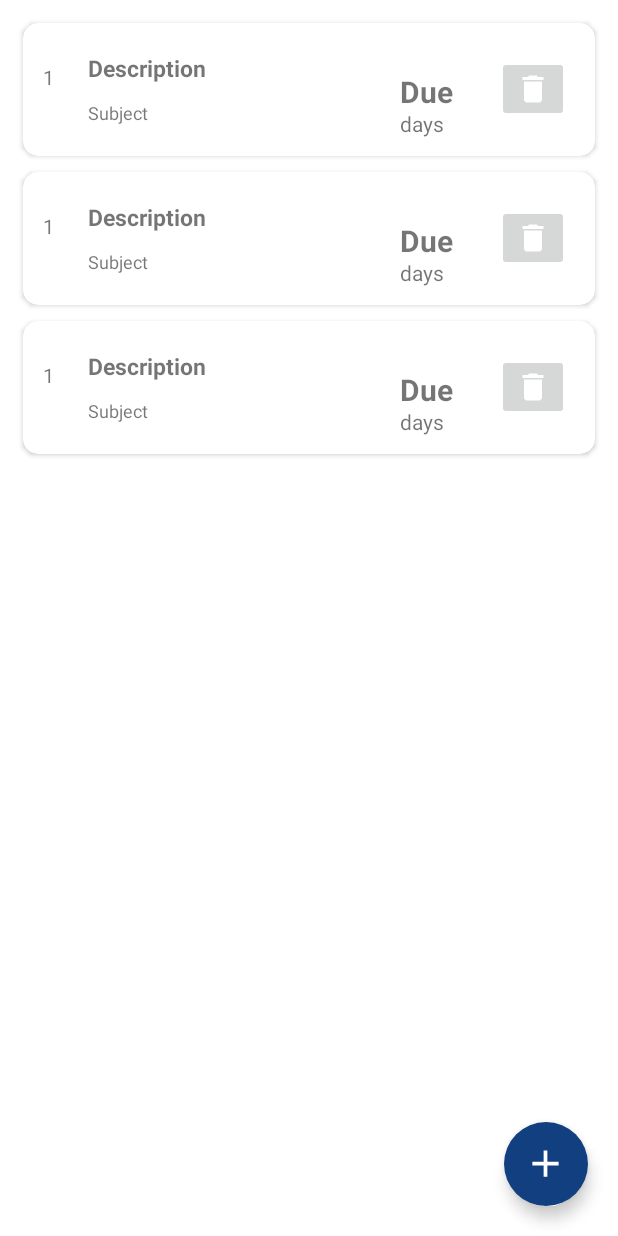
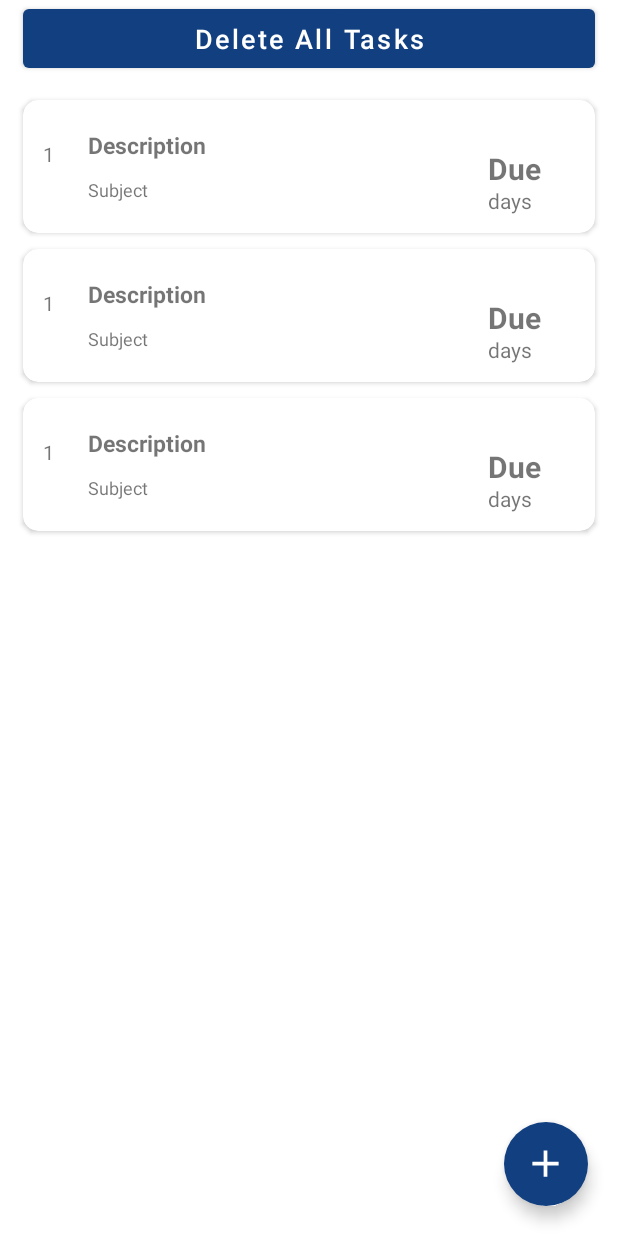
Before and after one commit to m4rkl1n/StudyReminder, an Android app: the layout fragment_tasks.xml on its own in the app's theme, with its tools: preview values and no code run, on a phone screen of 412 x 824 dp. Run offline under Robolectric (Android 15) with nearby library versions, the phone set to English and light mode, and no system bars.

Commit message:
added a delete all task button.

```diff
--- a/app/src/main/java/com/example/studyreminder/AddActivity.java
+++ b/app/src/main/java/com/example/studyreminder/AddActivity.java
@@ -35,6 +35,7 @@ public class AddActivity extends AppCompatActivity {
             myDB.addTask(spinnerText.trim(),
                     descEntry.getText().toString().trim(),
                     Integer.valueOf(dateEntry.getText().toString().trim()));
+            finish();
         });
     }
 }
--- a/app/src/main/java/com/example/studyreminder/MyDatabase.java
+++ b/app/src/main/java/com/example/studyreminder/MyDatabase.java
@@ -138,4 +138,9 @@ public class MyDatabase extends SQLiteOpenHelper {
             Toast.makeText(context, "Successfully Deleted.", Toast.LENGTH_SHORT).show();
         }
     }
+
+    void deleteAllData(){
+        SQLiteDatabase db = this.getWritableDatabase();
+        db.execSQL("DELETE FROM " + TABLE_NAME);
+    }
 }
--- a/app/src/main/java/com/example/studyreminder/UpdateActivity.java
+++ b/app/src/main/java/com/example/studyreminder/UpdateActivity.java
@@ -48,6 +48,7 @@ public class UpdateActivity extends AppCompatActivity {
                 dueDate =dateEntry2.getText().toString().trim();
                 subject = subjectEntry2.getText().toString().trim();
                 myDB.updateData(id, subject, description, dueDate);
+                finish();
 
             }
         });
@@ -81,6 +82,11 @@ public class UpdateActivity extends AppCompatActivity {
         }
     }
 
+    @Override
+    public void onBackPressed() {
+        super.onBackPressed();
+    }
+
     void confirmDialog(){
         AlertDialog.Builder builder = new AlertDialog.Builder(this);
         builder.setTitle("Delete Task?");
--- /dev/null
+++ b/app/src/main/res/drawable/ic_baseline_folder_open_24.xml
@@ -0,0 +1,5 @@
+<vector android:autoMirrored="true" android:height="90dp"
+    android:tint="#FFFFFF" android:viewportHeight="24"
+    android:viewportWidth="24" android:width="90dp" xmlns:android="http://schemas.android.com/apk/res/android">
+    <path android:fillColor="@android:color/white" android:pathData="M20,6h-8l-2,-2L4,4c-1.1,0 -1.99,0.9 -1.99,2L2,18c0,1.1 0.9,2 2,2h16c1.1,0 2,-0.9 2,-2L22,8c0,-1.1 -0.9,-2 -2,-2zM20,18L4,18L4,8h16v10z"/>
+</vector>
--- a/app/src/main/res/layout/fragment_tasks.xml
+++ b/app/src/main/res/layout/fragment_tasks.xml
@@ -9,11 +9,28 @@
     <androidx.recyclerview.widget.RecyclerView
         android:id="@+id/recyclerTasks"
         android:layout_width="match_parent"
-        android:layout_height="match_parent"
+        android:layout_height="wrap_content"
         android:orientation="vertical"
         android:padding="10dp"
-        tools:listitem="@layout/to_do_list"
-        />
+        android:paddingBottom="100dp"
+        app:layout_constraintTop_toBottomOf="@+id/deleteAllSubBtn"
+        tools:layout_editor_absoluteX="0dp"
+        tools:listitem="@layout/to_do_list" />
+
+    <Button
+        android:id="@+id/deleteAllSubBtn"
+        android:layout_width="match_parent"
+        android:layout_height="wrap_content"
+        android:text="Delete All Tasks"
+        android:textSize="18dp"
+        android:padding="7dp"
+        android:layout_marginHorizontal="15dp"
+        android:textAllCaps="false"
+        app:layout_constraintEnd_toEndOf="parent"
+        app:layout_constraintStart_toStartOf="parent"
+        app:layout_constraintTop_toTopOf="parent" />
+
+
 
 
 
@@ -34,4 +51,44 @@
         app:tint="@color/white"
 />
 
+    <ImageView
+        android:id="@+id/imageView"
+        android:layout_width="wrap_content"
+        android:layout_height="wrap_content"
+        android:layout_marginBottom="100dp"
+        android:src="@drawable/ic_baseline_folder_open_24"
+        app:layout_constraintBottom_toBottomOf="parent"
+        app:layout_constraintEnd_toEndOf="@+id/recyclerTasks"
+        app:layout_constraintStart_toStartOf="parent"
+        app:layout_constraintTop_toTopOf="parent"
+        android:alpha="0.6"
+        android:visibility="gone"
+        />
+
+    <TextView
+        android:id="@+id/textView4"
+        android:layout_width="wrap_content"
+        android:layout_height="wrap_content"
+        android:layout_marginTop="20dp"
+        android:text="Nothing to show"
+        android:textSize="18dp"
+        app:layout_constraintEnd_toEndOf="parent"
+        app:layout_constraintStart_toStartOf="parent"
+        app:layout_constraintTop_toBottomOf="@+id/imageView"
+        android:alpha="0.6"
+        android:visibility="gone"/>
+
+    <TextView
+        android:id="@+id/textView5"
+        android:layout_width="wrap_content"
+        android:layout_height="wrap_content"
+        android:layout_marginTop="10dp"
+        android:text="Press + to add new task"
+        android:textSize="18dp"
+        app:layout_constraintEnd_toEndOf="parent"
+        app:layout_constraintStart_toStartOf="parent"
+        app:layout_constraintTop_toBottomOf="@+id/textView4"
+        android:alpha="0.6"
+        android:visibility="gone"/>
+
 </androidx.constraintlayout.widget.ConstraintLayout>
--- a/app/src/main/res/layout/to_do_list.xml
+++ b/app/src/main/res/layout/to_do_list.xml
@@ -47,12 +47,11 @@
                 android:id="@+id/taskDate_txt"
                 android:layout_width="59dp"
                 android:layout_height="25dp"
-                android:layout_marginEnd="5dp"
                 android:text="Due Date"
                 android:textSize="20dp"
                 android:textStyle="bold"
                 app:layout_constraintBottom_toBottomOf="parent"
-                app:layout_constraintEnd_toStartOf="@+id/deleteTask"
+                app:layout_constraintEnd_toEndOf="parent"
                 app:layout_constraintTop_toTopOf="parent"
                 app:layout_constraintVertical_bias="0.506" />
 
@@ -65,16 +64,6 @@
                 android:text="1"
                 app:layout_constraintBottom_toBottomOf="parent"
                 app:layout_constraintStart_toStartOf="parent"
-                app:layout_constraintTop_toTopOf="parent" />
-
-            <ImageButton
-                android:id="@+id/deleteTask"
-                android:layout_width="wrap_content"
-                android:layout_height="wrap_content"
-                android:layout_marginEnd="5dp"
-                android:src="@drawable/ic_baseline_delete_24"
-                app:layout_constraintBottom_toBottomOf="parent"
-                app:layout_constraintEnd_toEndOf="parent"
                 app:layout_constraintTop_toTopOf="parent" />
 
             <TextView
--- a/app/src/main/res/menu/main_menu.xml
+++ b/app/src/main/res/menu/main_menu.xml
@@ -4,6 +4,7 @@
     tools:showIn="navigation_view"
 
     xmlns:app="http://schemas.android.com/apk/res-auto">
+
 
     <group android:checkableBehavior="single">
         <item
```
Also changed, not shown: app/src/main/java/com/example/studyreminder/TaskFragment.java (+40 -5 lines).
